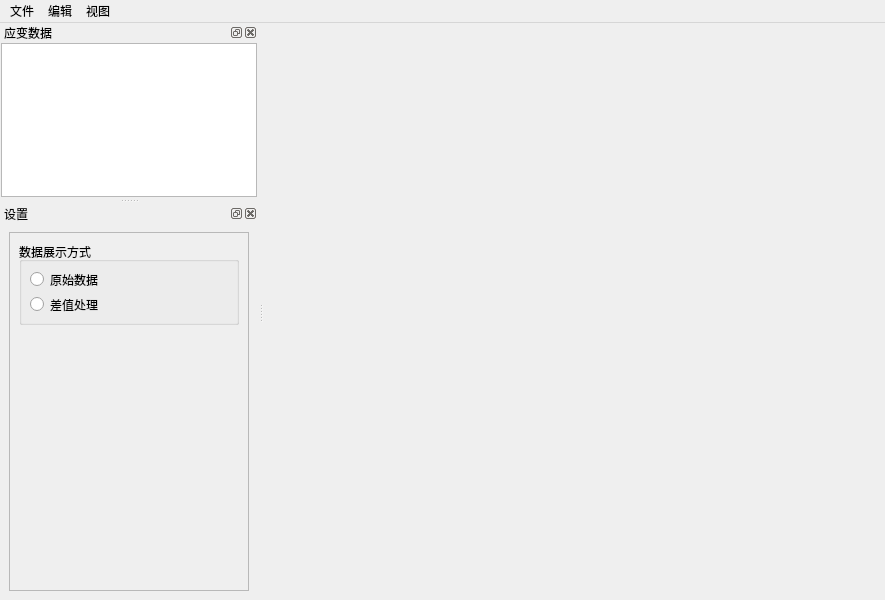
Before: the Qt Designer form uifile/mainform.ui in CUMThejinyang/SettlementPredictionSystem, drawn with Qt 5.
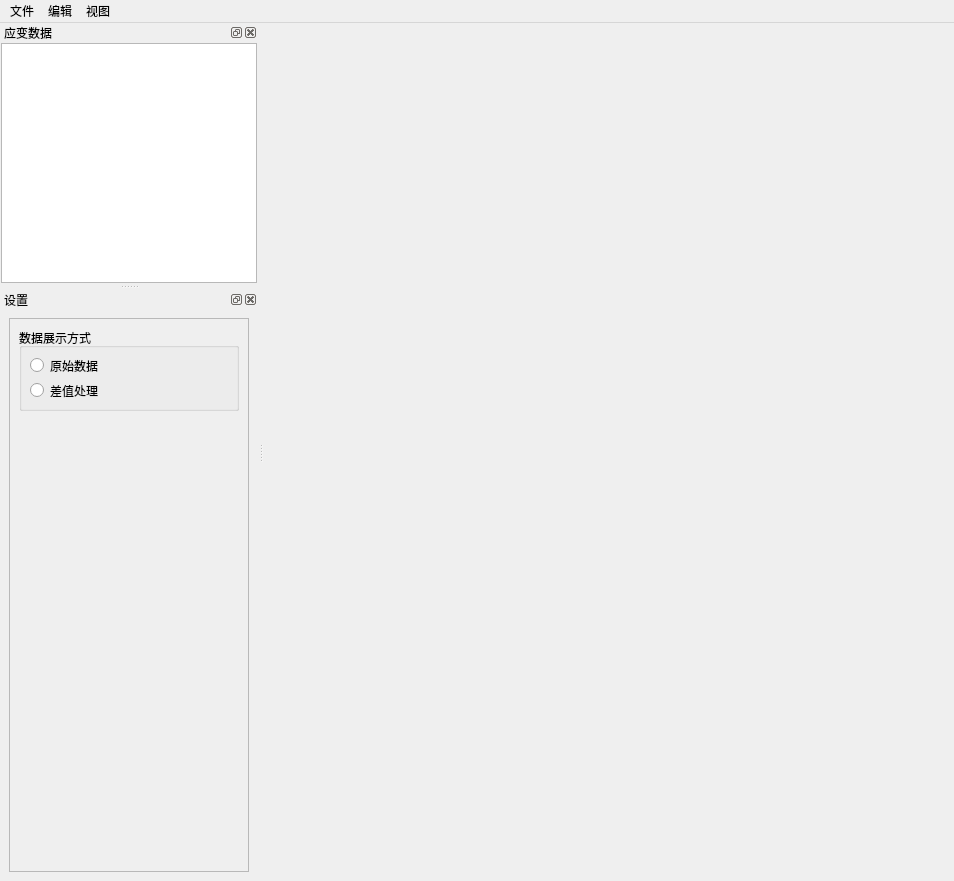
After: the same form once the commit is applied. Custom widgets are drawn as their Qt base class.

Patch:
```diff
--- a/uifile/mainform.ui
+++ b/uifile/mainform.ui
@@ -6,8 +6,8 @@
    <rect>
     <x>0</x>
     <y>0</y>
-    <width>885</width>
-    <height>600</height>
+    <width>954</width>
+    <height>881</height>
    </rect>
   </property>
   <property name="windowTitle">
@@ -19,8 +19,8 @@
     <rect>
      <x>0</x>
      <y>0</y>
-     <width>885</width>
-     <height>23</height>
+     <width>954</width>
+     <height>26</height>
     </rect>
    </property>
    <widget class="QMenu" name="menu">
@@ -79,8 +79,8 @@
   <widget class="QDockWidget" name="dockWidget">
    <property name="minimumSize">
     <size>
-     <width>80</width>
-     <height>95</height>
+     <width>95</width>
+     <height>115</height>
     </size>
    </property>
    <property name="windowTitle">
```
Left out of the diff: 4 changed lines with no effect on the pictures.
